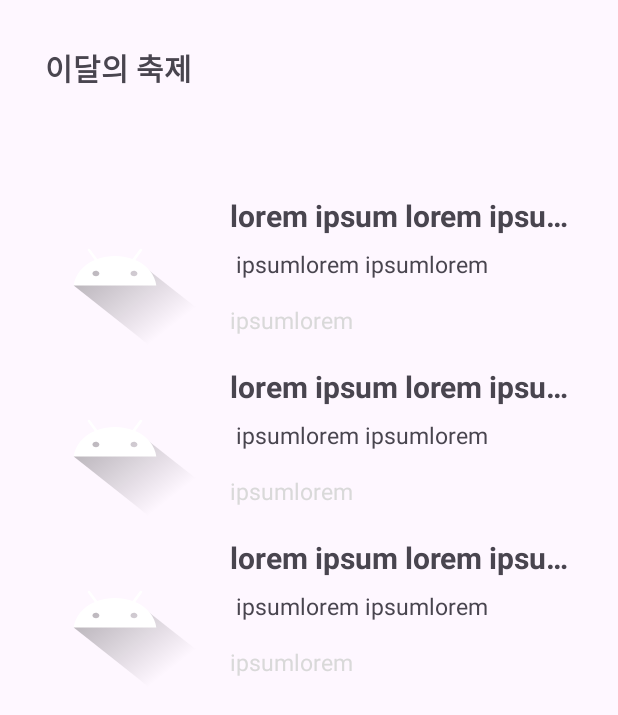
After one commit to dont-think-about/TripGo, an Android app: the layout tour_attraction_list_template.xml on its own in the app's theme, with its tools: preview values and no code run, on a phone screen of 412 x 824 dp. The commit adds this screen. Shown: the top 715 px of the screen. Run offline under Robolectric (Android 15) with nearby library versions, the phone set to English and light mode, and no system bars.

Commit message:
[DESIGN]: 자주 사용되는 여행지 목록 화면, 상세정보 화면의 템플릿 제작 (feat. 수현님)

```diff
--- a/app/src/main/AndroidManifest.xml
+++ b/app/src/main/AndroidManifest.xml
@@ -17,6 +17,7 @@
         android:roundIcon="@mipmap/ic_launcher"
         android:supportsRtl="true"
         android:theme="@style/Theme.TripGo"
+        android:usesCleartextTraffic="true"
         tools:targetApi="31">
         <activity
             android:name=".view.SplashActivity"
--- a/app/src/main/java/com/nbcamp/tripgo/view/home/HomeFragment.kt
+++ b/app/src/main/java/com/nbcamp/tripgo/view/home/HomeFragment.kt
@@ -24,6 +24,7 @@ class HomeFragment : Fragment() {
     }
 
     private fun initViewModel() {
+//        homeViewModel.getInfo()
         homeViewModel.information.observe(viewLifecycleOwner) {
             // UI 로직 작성
         }
--- /dev/null
+++ b/app/src/main/res/drawable/icon_back_button.xml
@@ -0,0 +1,5 @@
+<vector android:autoMirrored="true" android:height="24dp"
+    android:tint="#000000" android:viewportHeight="24"
+    android:viewportWidth="24" android:width="24dp" xmlns:android="http://schemas.android.com/apk/res/android">
+    <path android:fillColor="@android:color/white" android:pathData="M20,11H7.83l5.59,-5.59L12,4l-8,8 8,8 1.41,-1.41L7.83,13H20v-2z"/>
+</vector>
--- /dev/null
+++ b/app/src/main/res/drawable/icon_calendar_button.xml
@@ -0,0 +1,5 @@
+<vector android:height="24dp" android:tint="#191C1C"
+    android:viewportHeight="24" android:viewportWidth="24"
+    android:width="24dp" xmlns:android="http://schemas.android.com/apk/res/android">
+    <path android:fillColor="@android:color/white" android:pathData="M19,4h-1V2h-2v2H8V2H6v2H5C3.89,4 3.01,4.9 3.01,6L3,20c0,1.1 0.89,2 2,2h14c1.1,0 2,-0.9 2,-2V6C21,4.9 20.1,4 19,4zM19,20H5V10h14V20zM9,14H7v-2h2V14zM13,14h-2v-2h2V14zM17,14h-2v-2h2V14zM9,18H7v-2h2V18zM13,18h-2v-2h2V18zM17,18h-2v-2h2V18z"/>
+</vector>
--- /dev/null
+++ b/app/src/main/res/drawable/icon_heart_button.xml
@@ -0,0 +1,5 @@
+<vector android:height="24dp" android:tint="#FA999C"
+    android:viewportHeight="24" android:viewportWidth="24"
+    android:width="24dp" xmlns:android="http://schemas.android.com/apk/res/android">
+    <path android:fillColor="@android:color/white" android:pathData="M16.5,3c-0.96,0 -1.9,0.25 -2.73,0.69L12,9h3l-3,10l1,-9h-3l1.54,-5.39C10.47,3.61 9.01,3 7.5,3C4.42,3 2,5.42 2,8.5c0,4.13 4.16,7.18 10,12.5c5.47,-4.94 10,-8.26 10,-12.5C22,5.42 19.58,3 16.5,3z"/>
+</vector>
--- /dev/null
+++ b/app/src/main/res/drawable/icon_home_button.xml
@@ -0,0 +1,5 @@
+<vector android:height="24dp" android:tint="#000000"
+    android:viewportHeight="24" android:viewportWidth="24"
+    android:width="24dp" xmlns:android="http://schemas.android.com/apk/res/android">
+    <path android:fillColor="@android:color/white" android:pathData="M10,20v-6h4v6h5v-8h3L12,3 2,12h3v8z"/>
+</vector>
--- /dev/null
+++ b/app/src/main/res/drawable/icon_share_button.xml
@@ -0,0 +1,5 @@
+<vector android:height="24dp" android:tint="#000000"
+    android:viewportHeight="24" android:viewportWidth="24"
+    android:width="24dp" xmlns:android="http://schemas.android.com/apk/res/android">
+    <path android:fillColor="@android:color/white" android:pathData="M18,16.08c-0.76,0 -1.44,0.3 -1.96,0.77L8.91,12.7c0.05,-0.23 0.09,-0.46 0.09,-0.7s-0.04,-0.47 -0.09,-0.7l7.05,-4.11c0.54,0.5 1.25,0.81 2.04,0.81 1.66,0 3,-1.34 3,-3s-1.34,-3 -3,-3 -3,1.34 -3,3c0,0.24 0.04,0.47 0.09,0.7L8.04,9.81C7.5,9.31 6.79,9 6,9c-1.66,0 -3,1.34 -3,3s1.34,3 3,3c0.79,0 1.5,-0.31 2.04,-0.81l7.12,4.16c-0.05,0.21 -0.08,0.43 -0.08,0.65 0,1.61 1.31,2.92 2.92,2.92 1.61,0 2.92,-1.31 2.92,-2.92s-1.31,-2.92 -2.92,-2.92z"/>
+</vector>
--- /dev/null
+++ b/app/src/main/res/drawable/icon_star_button.xml
@@ -0,0 +1,5 @@
+<vector android:height="24dp" android:tint="#FA999C"
+    android:viewportHeight="24" android:viewportWidth="24"
+    android:width="24dp" xmlns:android="http://schemas.android.com/apk/res/android">
+    <path android:fillColor="@android:color/white" android:pathData="M12,17.27L18.18,21l-1.64,-7.03L22,9.24l-7.19,-0.61L12,2 9.19,8.63 2,9.24l5.46,4.73L5.82,21z"/>
+</vector>
--- /dev/null
+++ b/app/src/main/res/drawable/selector_radio_text.xml
@@ -0,0 +1,5 @@
+<?xml version="1.0" encoding="utf-8"?>
+<selector xmlns:android="http://schemas.android.com/apk/res/android">
+    <item android:color="@color/black" android:state_checked="true" />
+    <item android:color="@color/deactivated" android:state_checked="false" />
+</selector>
--- /dev/null
+++ b/app/src/main/res/layout/item_tour_attraction_list_template.xml
@@ -0,0 +1,77 @@
+<?xml version="1.0" encoding="utf-8"?>
+<androidx.constraintlayout.widget.ConstraintLayout xmlns:android="http://schemas.android.com/apk/res/android"
+    xmlns:app="http://schemas.android.com/apk/res-auto"
+    xmlns:tools="http://schemas.android.com/tools"
+    android:layout_width="match_parent"
+    android:layout_height="wrap_content"
+    android:layout_marginHorizontal="12dp"
+    android:layout_marginTop="12dp">
+
+    <ImageView
+        android:id="@+id/main_image_view"
+        android:layout_width="0dp"
+        android:layout_height="0dp"
+        android:background="@drawable/ic_launcher_foreground"
+        android:scaleType="fitXY"
+        app:layout_constraintBottom_toBottomOf="@id/main_linear_layout"
+        app:layout_constraintEnd_toStartOf="@id/main_linear_layout"
+        app:layout_constraintHorizontal_weight="1"
+        app:layout_constraintStart_toStartOf="parent"
+        app:layout_constraintTop_toTopOf="parent" />
+
+    <LinearLayout
+        android:id="@+id/main_linear_layout"
+        android:layout_width="0dp"
+        android:layout_height="wrap_content"
+        android:orientation="vertical"
+        app:layout_constraintBottom_toBottomOf="parent"
+        app:layout_constraintEnd_toEndOf="parent"
+        app:layout_constraintHorizontal_weight="2"
+        app:layout_constraintStart_toEndOf="@id/main_image_view"
+        app:layout_constraintTop_toTopOf="parent">
+
+        <TextView
+            android:id="@+id/item_title"
+            android:layout_width="wrap_content"
+            android:layout_height="wrap_content"
+            android:layout_marginHorizontal="12dp"
+            android:ellipsize="end"
+            android:maxLines="1"
+            android:textSize="20sp"
+            android:textStyle="bold"
+            app:layout_constraintEnd_toEndOf="parent"
+            app:layout_constraintStart_toEndOf="@id/main_image_view"
+            app:layout_constraintTop_toTopOf="@+id/main_image_view"
+            tools:text="lorem ipsum lorem ipsumlorem ipsumlorem ipsumlorem " />
+
+        <TextView
+            android:id="@+id/item_description"
+            android:layout_width="wrap_content"
+            android:layout_height="wrap_content"
+            android:layout_marginHorizontal="12dp"
+            android:layout_marginVertical="8dp"
+            android:ellipsize="end"
+            android:maxLines="1"
+            android:textSize="15sp"
+            app:layout_constraintEnd_toEndOf="parent"
+            app:layout_constraintStart_toEndOf="@id/main_image_view"
+            app:layout_constraintTop_toBottomOf="@id/item_title"
+            tools:text=" ipsumlorem ipsumlorem  " />
+
+        <TextView
+            android:id="@+id/item_address_date"
+            android:layout_width="wrap_content"
+            android:layout_height="wrap_content"
+            android:layout_marginHorizontal="12dp"
+            android:layout_marginVertical="8dp"
+            android:ellipsize="end"
+            android:textColor="@color/deactivated"
+            android:textSize="15sp"
+            app:layout_constraintEnd_toEndOf="parent"
+            app:layout_constraintStart_toEndOf="@id/main_image_view"
+            app:layout_constraintTop_toBottomOf="@id/item_description"
+            tools:text="ipsumlorem" />
+
+    </LinearLayout>
+
+</androidx.constraintlayout.widget.ConstraintLayout>
--- /dev/null
+++ b/app/src/main/res/layout/tour_attraction_list_template.xml
@@ -0,0 +1,57 @@
+<?xml version="1.0" encoding="utf-8"?>
+<androidx.constraintlayout.widget.ConstraintLayout xmlns:android="http://schemas.android.com/apk/res/android"
+    xmlns:app="http://schemas.android.com/apk/res-auto"
+    xmlns:tools="http://schemas.android.com/tools"
+    android:layout_width="match_parent"
+    android:layout_height="match_parent">
+
+    <TextView
+        android:id="@+id/title_text_view"
+        android:layout_width="wrap_content"
+        android:layout_height="wrap_content"
+        android:layout_margin="30dp"
+        android:textSize="20sp"
+        android:textStyle="bold"
+        app:layout_constraintStart_toStartOf="parent"
+        app:layout_constraintTop_toTopOf="parent"
+        tools:text="이달의 축제" />
+
+    <RadioGroup
+        android:id="@+id/sort_radio_group"
+        android:layout_width="wrap_content"
+        android:layout_height="wrap_content"
+        android:layout_marginEnd="30dp"
+        android:orientation="horizontal"
+        android:visibility="invisible"
+        app:layout_constraintEnd_toEndOf="parent"
+        app:layout_constraintTop_toBottomOf="@id/title_text_view">
+
+        <RadioButton
+            android:id="@+id/by_popularity"
+            android:layout_width="wrap_content"
+            android:layout_height="wrap_content"
+            android:button="@null"
+            android:text="@string/by_popularity"
+            android:textColor="@drawable/selector_radio_text" />
+
+
+        <RadioButton
+            android:id="@+id/by_date"
+            android:layout_width="wrap_content"
+            android:layout_height="wrap_content"
+            android:button="@null"
+            android:text="@string/by_date"
+            android:textColor="@drawable/selector_radio_text" />
+    </RadioGroup>
+
+    <androidx.recyclerview.widget.RecyclerView
+        android:layout_width="0dp"
+        android:layout_height="0dp"
+        android:layout_marginTop="10dp"
+        app:layout_constraintBottom_toBottomOf="parent"
+        app:layout_constraintEnd_toEndOf="parent"
+        app:layout_constraintStart_toStartOf="parent"
+        app:layout_constraintTop_toBottomOf="@id/sort_radio_group"
+        tools:listitem="@layout/item_tour_attraction_list_template" />
+
+</androidx.constraintlayout.widget.ConstraintLayout>
```
Also changed, not shown: app/src/main/res/layout/tour_attraction_detail_template.xml (added, +237 -0 lines), app/src/main/res/values/strings.xml (+12 -0 lines).
